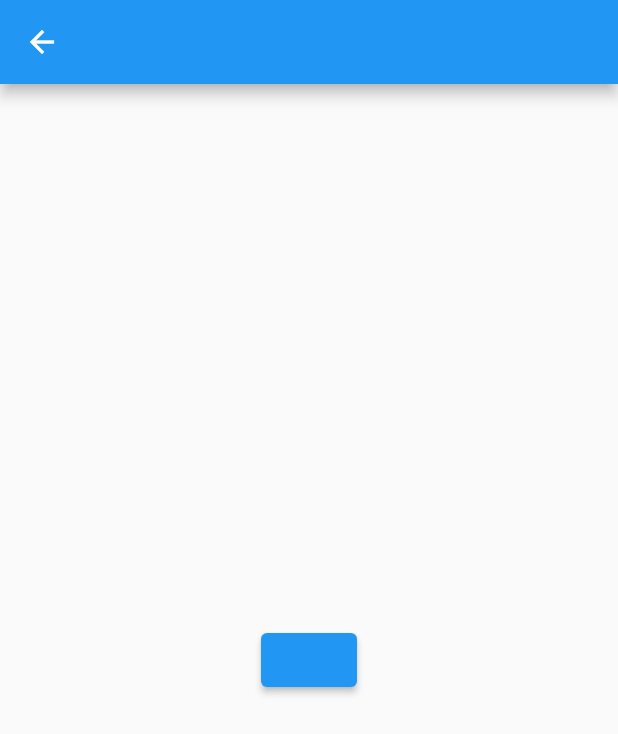
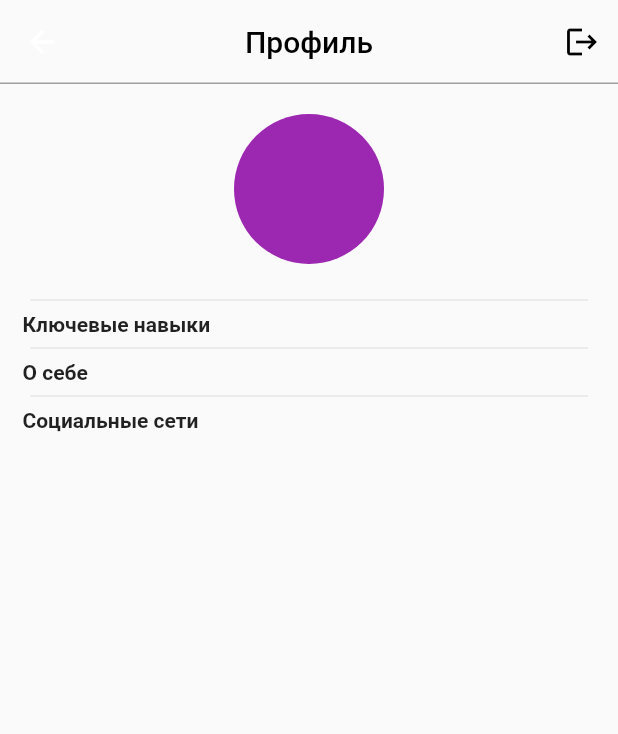
Before and after one commit to contestormi/searchack, a Flutter app: the ProfileScreen screen opened directly, on a phone screen of 412 x 824 dp. Shown: the top 734 px of the screen. Run offline on Flutter 3.47's test engine with Material 2 defaults, Android fonts, the phone set to English and light mode, and no system bars; our stand-ins replace firebase_auth, firebase_core; accounts and stored records are empty.

Commit message:
Fixed UI, added logic for profile

```diff
--- a/lib/screens/main/main_screen.dart
+++ b/lib/screens/main/main_screen.dart
@@ -47,7 +47,7 @@ class _MainScreenState extends State<MainScreen> {
           ),
         ],
         currentIndex: _selectedIndex,
-        selectedItemColor: Colors.amber[800],
+        selectedItemColor: Colors.purple,
         onTap: _onItemTapped,
       ),
     );
--- a/lib/screens/profile/profile_screen.dart
+++ b/lib/screens/profile/profile_screen.dart
@@ -10,10 +10,17 @@ class ProfileScreen extends StatelessWidget {
   @override
   Widget build(BuildContext context) {
     return Scaffold(
-      appBar: AppBar(),
-      body: Center(
-        child: ElevatedButton(
-            child: const Text(''),
+      appBar: AppBar(
+        shape: const Border(bottom: BorderSide(color: Colors.grey, width: 1)),
+        centerTitle: true,
+        backgroundColor: Colors.transparent,
+        elevation: 0,
+        title: const Text(
+          'Профиль',
+          style: TextStyle(color: Colors.black),
+        ),
+        actions: [
+          IconButton(
               onPressed: () async {
                 await context.read<AuthenticationService>().signOut();
                 context.read<User?>() == null
@@ -23,7 +30,83 @@ class ProfileScreen extends StatelessWidget {
                             builder: (context) => const AuthScreen()),
                         (_) => false)
                     : null;
-            }),
+              },
+              icon: const Icon(
+                Icons.logout,
+                color: Colors.black,
+              ))
+        ],
+      ),
+      body: Consumer<User?>(
+        builder: (_, user, ___) {
+          return user == null
+              ? const Center(
+                  child: CircularProgressIndicator(),
+                )
+              : Center(
+                  child: Column(
+                    children: [
+                      const SizedBox(height: 20),
+                      user.photoURL == null
+                          ? Stack(
+                              children: [
+                                Container(
+                                  height: 100,
+                                  width: 100,
+                                  decoration: const BoxDecoration(
+                                      color: Colors.purple,
+                                      shape: BoxShape.circle),
+                                ),
+                              ],
+                            )
+                          : Image.network(context.watch<User?>()!.photoURL!),
+                      Text(user.email!),
+                      const Padding(
+                        padding: EdgeInsets.symmetric(horizontal: 20),
+                        child: Divider(),
+                      ),
+                      const Padding(
+                        padding: EdgeInsets.only(left: 15),
+                        child: Align(
+                          alignment: Alignment.centerLeft,
+                          child: Text(
+                            'Ключевые навыки',
+                            style: TextStyle(fontWeight: FontWeight.bold),
+                          ),
+                        ),
+                      ),
+                      const Padding(
+                        padding: EdgeInsets.symmetric(horizontal: 20),
+                        child: Divider(),
+                      ),
+                      const Padding(
+                        padding: EdgeInsets.only(left: 15),
+                        child: Align(
+                          alignment: Alignment.centerLeft,
+                          child: Text(
+                            'О себе',
+                            style: TextStyle(fontWeight: FontWeight.bold),
+                          ),
+                        ),
+                      ),
+                      const Padding(
+                        padding: EdgeInsets.symmetric(horizontal: 20),
+                        child: Divider(),
+                      ),
+                      const Padding(
+                        padding: EdgeInsets.only(left: 15),
+                        child: Align(
+                          alignment: Alignment.centerLeft,
+                          child: Text(
+                            'Социальные сети',
+                            style: TextStyle(fontWeight: FontWeight.bold),
+                          ),
+                        ),
+                      )
+                    ],
+                  ),
+                );
+        },
       ),
     );
   }
```
Lines whose indentation alone changed are shown as unchanged.
